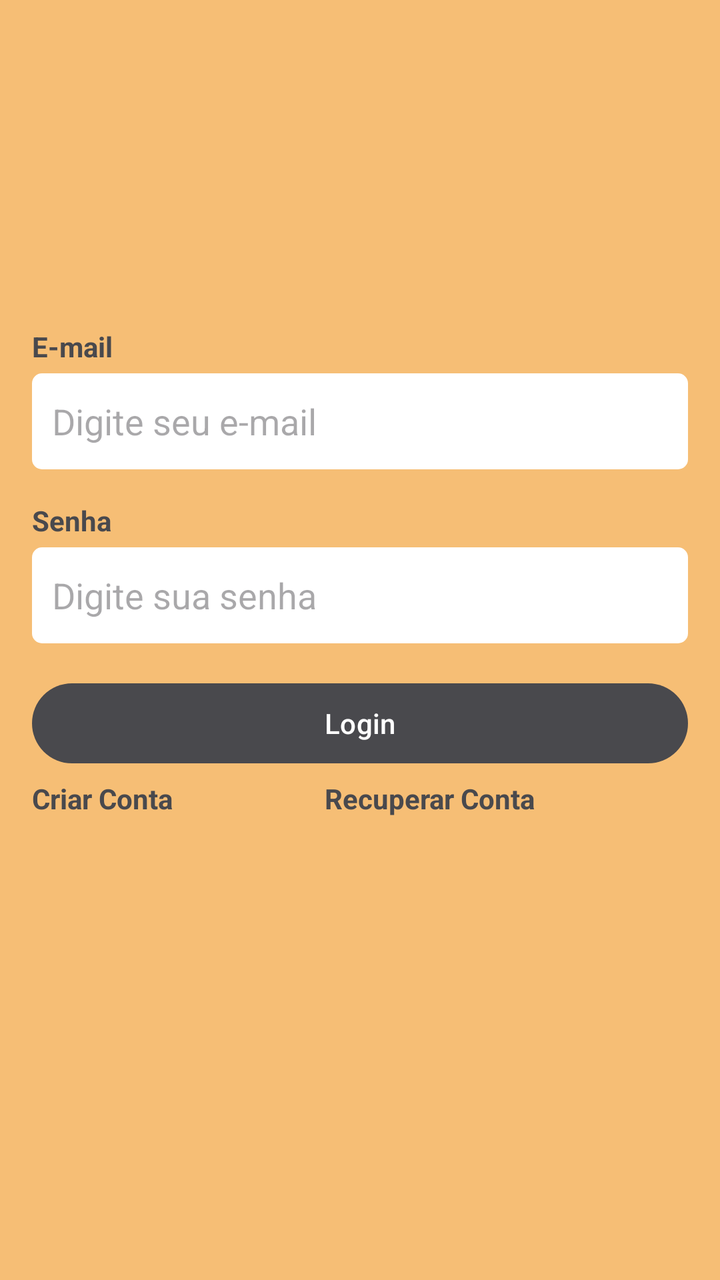
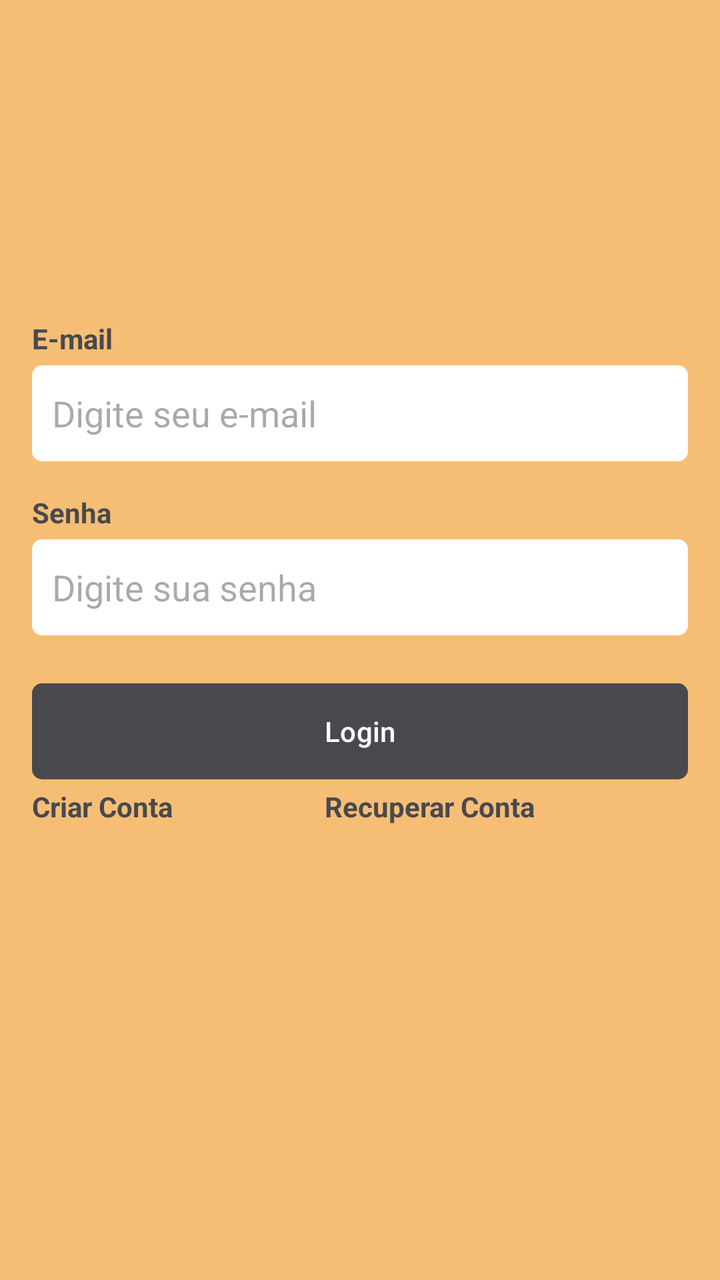

Two renders of the same Android screen: before a commit and after it. Below are the layout's source before the change and the commit's diff.
<!-- AndroidManifest.xml: application theme Theme.Tasks -->
<!-- res/layout/fragment_login.xml -->
<?xml version="1.0" encoding="utf-8"?>
<androidx.constraintlayout.widget.ConstraintLayout xmlns:android="http://schemas.android.com/apk/res/android"
	xmlns:tools="http://schemas.android.com/tools"
	android:layout_width="match_parent"
	android:layout_height="match_parent"
	xmlns:app="http://schemas.android.com/apk/res-auto"
	tools:context=".ui.auth.LoginFragment">

	<LinearLayout
		android:id="@+id/main"
		android:layout_width="0dp"
		android:layout_height="wrap_content"
		android:orientation="vertical"
		app:layout_constraintStart_toStartOf="parent"
		app:layout_constraintEnd_toEndOf="parent"
		app:layout_constraintTop_toTopOf="parent"
		app:layout_constraintBottom_toBottomOf="parent"
		android:layout_marginHorizontal="16dp"
		app:flow_verticalGap="20dp">

		<TextView
			android:layout_width="wrap_content"
			android:layout_height="wrap_content"
			android:text="@string/input_email_label"
			android:textStyle="bold"
			android:textColor="@color/primary"/>

		<EditText
			android:layout_width="match_parent"
			android:layout_height="48dp"
			android:hint="@string/input_email_placeholder"
			android:inputType="textEmailAddress"
			android:background="@drawable/bg_edit_text"
			android:padding="10dp"
			android:layout_marginTop="4dp"/>

		<TextView
			android:layout_width="wrap_content"
			android:layout_height="wrap_content"
			android:text="@string/input_senha_label"
			android:textStyle="bold"
			android:textColor="@color/primary"
			android:layout_marginTop="16dp"/>

		<EditText
			android:layout_width="match_parent"
			android:layout_height="48dp"
			android:hint="@string/input_senha_placeholder"
			android:inputType="textPassword"
			android:background="@drawable/bg_edit_text"
			android:padding="10dp"
			android:layout_marginTop="4dp"/>

		<com.google.android.material.button.MaterialButton
			android:layout_width="match_parent"
			android:layout_height="wrap_content"
			android:text="@string/input_login"
			android:textColor="@color/white"
			app:backgroundTint="@color/primary"
			android:layout_marginTop="16dp"/>

		<LinearLayout
			android:layout_width="match_parent"
			android:layout_height="wrap_content"
			android:orientation="horizontal"
			android:layout_marginTop="4dp">

			<TextView
				android:layout_width="wrap_content"
				android:layout_height="wrap_content"
				android:text="@string/input_conta_criar"
				android:layout_weight="1"
				android:textAlignment="textStart"
				android:textStyle="bold"
				android:textColor="@color/primary"/>

			<TextView
				android:layout_width="wrap_content"
				android:layout_height="wrap_content"
				android:text="@string/input_conta_recuperar"
				android:layout_weight="1"
				android:textAlignment="textEnd"
				android:textStyle="bold"
				android:textColor="@color/primary"/>
		</LinearLayout>

		<ProgressBar
			android:layout_width="wrap_content"
			android:layout_height="wrap_content"
			android:indeterminateTint="@color/primary"
			android:layout_gravity="center"
			android:layout_marginTop="20dp"/>
	</LinearLayout>

</androidx.constraintlayout.widget.ConstraintLayout>
<!-- resources referenced by this layout -->
<resources>
  <color name="primary">#49494D</color>
  <color name="white">#FFFFFFFF</color>
  <!-- drawable bg_edit_text (drawable) -->
  <?xml version="1.0" encoding="utf-8"?>
  <shape xmlns:android="http://schemas.android.com/apk/res/android"
  	android:shape="rectangle">
  
  	<solid android:color="@color/white"/>
  	<corners android:radius="5dp"/>
  
  </shape>
  <string name="input_conta_criar">Criar Conta</string>
  <string name="input_conta_recuperar">Recuperar Conta</string>
  <string name="input_email_label">E-mail</string>
  <string name="input_email_placeholder">Digite seu e-mail</string>
  <string name="input_login">Login</string>
  <string name="input_senha_label">Senha</string>
  <string name="input_senha_placeholder">Digite sua senha</string>
  <style name="Theme.Tasks" parent="Base.Theme.Tasks" />
  <style name="Base.Theme.Tasks" parent="Theme.Material3.DayNight.NoActionBar">
  		
  		<item name="android:windowBackground">@color/color_default</item>
  	</style>
  <color name="color_default">#F6BE75</color>
</resources>

<!-- the commit's change to res/layout/fragment_login.xml (unified diff, before → after) -->
@@ -56,8 +56,9 @@
 			android:layout_height="wrap_content"
 			android:text="@string/input_login"
 			android:textColor="@color/white"
+			android:background="@drawable/bt_btn"
 			app:backgroundTint="@color/primary"
-			android:layout_marginTop="16dp"/>
+			android:layout_marginTop="24dp"/>
 
 		<LinearLayout
 			android:layout_width="match_parent"
<!-- resource entries referenced after the edit -->
@@ -3,6 +3,15 @@
   <color name="primary">#49494D</color>
   <color name="white">#FFFFFFFF</color>
   <!-- drawable bg_edit_text (drawable) -->
+  <?xml version="1.0" encoding="utf-8"?>
+  <shape xmlns:android="http://schemas.android.com/apk/res/android"
+  	android:shape="rectangle">
+  
+  	<solid android:color="@color/white"/>
+  	<corners android:radius="5dp"/>
+  
+  </shape>
+  <!-- drawable bt_btn (drawable) -->
   <?xml version="1.0" encoding="utf-8"?>
   <shape xmlns:android="http://schemas.android.com/apk/res/android"
   	android:shape="rectangle">
